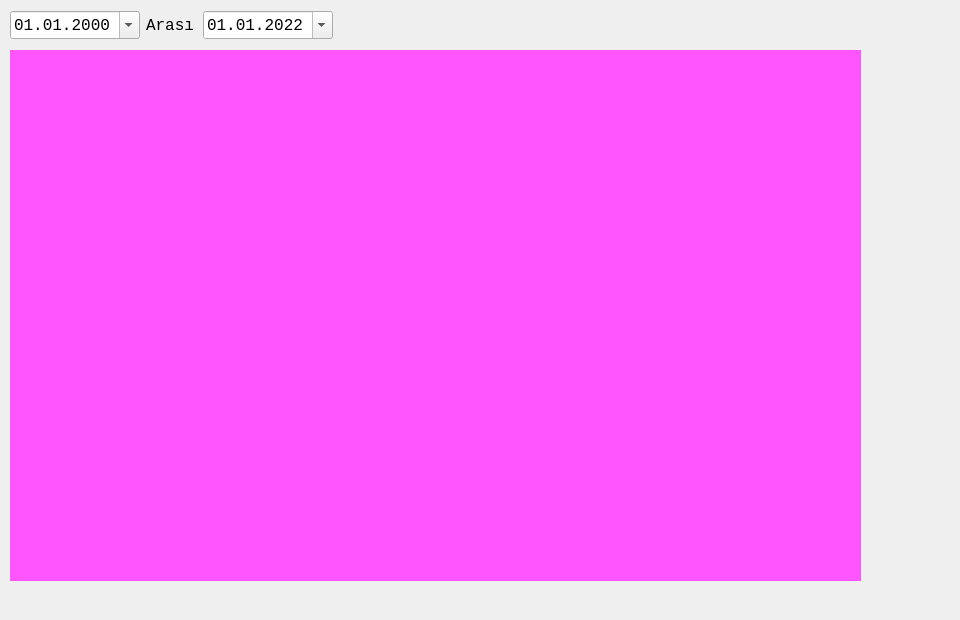
Old version of the form satisgrafigiform.ui in the repository mamoo81/bhss.
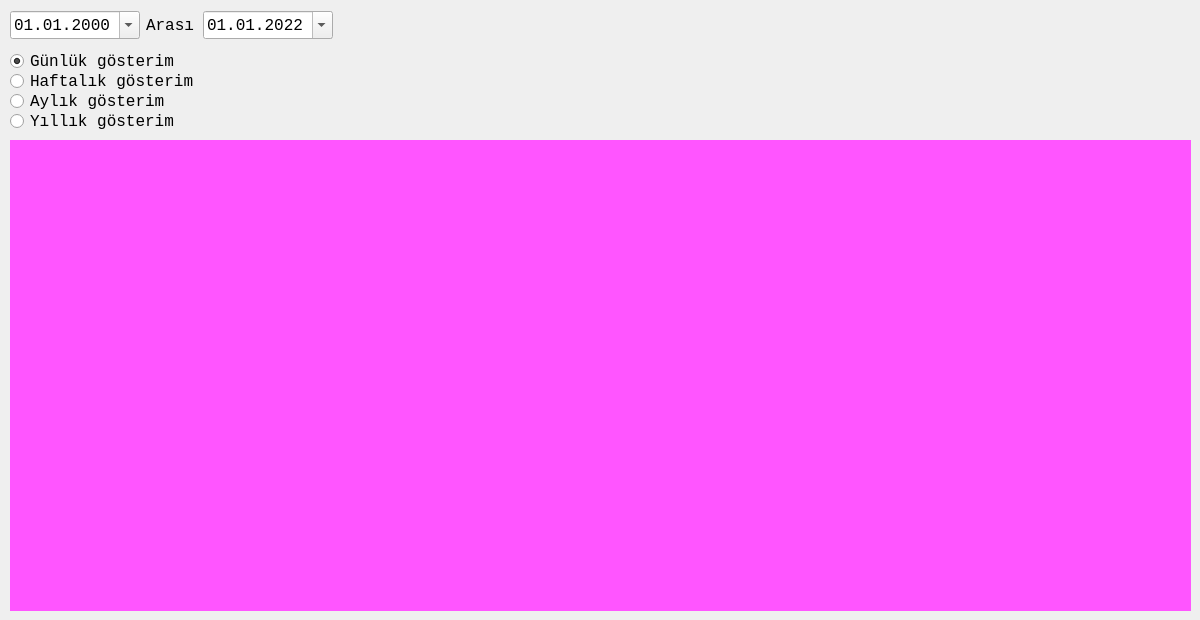
New version of the form.

```diff
--- a/satisgrafigiform.ui
+++ b/satisgrafigiform.ui
@@ -6,7 +6,7 @@
    <rect>
     <x>0</x>
     <y>0</y>
-    <width>960</width>
+    <width>1200</width>
     <height>620</height>
    </rect>
   </property>
@@ -35,13 +35,13 @@
    <property name="geometry">
     <rect>
      <x>10</x>
-     <y>50</y>
-     <width>851</width>
-     <height>531</height>
+     <y>140</y>
+     <width>1181</width>
+     <height>471</height>
     </rect>
    </property>
    <property name="autoFillBackground">
-    <bool>true</bool>
+    <bool>false</bool>
    </property>
    <property name="styleSheet">
     <string notr="true">background-color: rgb(255, 85, 255);</string>
@@ -113,6 +113,61 @@
     </item>
    </layout>
   </widget>
+  <widget class="QRadioButton" name="radioButton">
+   <property name="geometry">
+    <rect>
+     <x>10</x>
+     <y>50</y>
+     <width>191</width>
+     <height>23</height>
+    </rect>
+   </property>
+   <property name="text">
+    <string>Günlük gösterim</string>
+   </property>
+   <property name="checked">
+    <bool>true</bool>
+   </property>
+  </widget>
+  <widget class="QRadioButton" name="radioButton_2">
+   <property name="geometry">
+    <rect>
+     <x>10</x>
+     <y>70</y>
+     <width>191</width>
+     <height>23</height>
+    </rect>
+   </property>
+   <property name="text">
+    <string>Haftalık gösterim</string>
+   </property>
+  </widget>
+  <widget class="QRadioButton" name="radioButton_3">
+   <property name="geometry">
+    <rect>
+     <x>10</x>
+     <y>90</y>
+     <width>191</width>
+     <height>23</height>
+    </rect>
+   </property>
+   <property name="text">
+    <string>Aylık gösterim</string>
+   </property>
+  </widget>
+  <widget class="QRadioButton" name="radioButton_4">
+   <property name="geometry">
+    <rect>
+     <x>10</x>
+     <y>110</y>
+     <width>191</width>
+     <height>23</height>
+    </rect>
+   </property>
+   <property name="text">
+    <string>Yıllık gösterim</string>
+   </property>
+  </widget>
  </widget>
  <resources/>
  <connections/>
```
